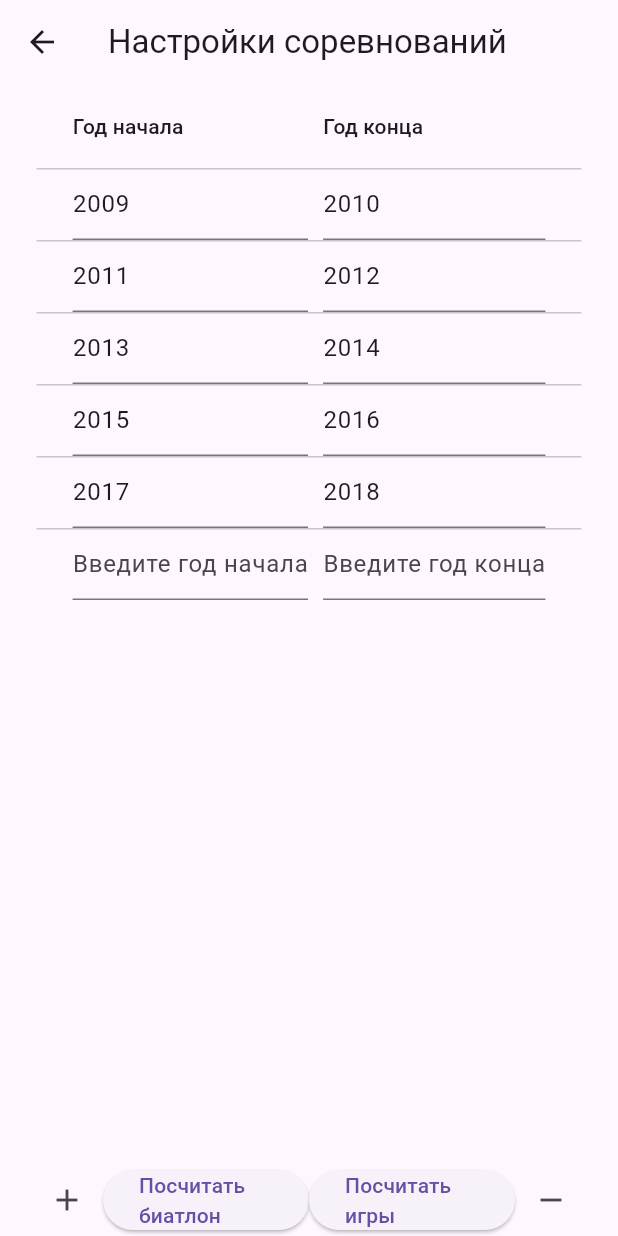
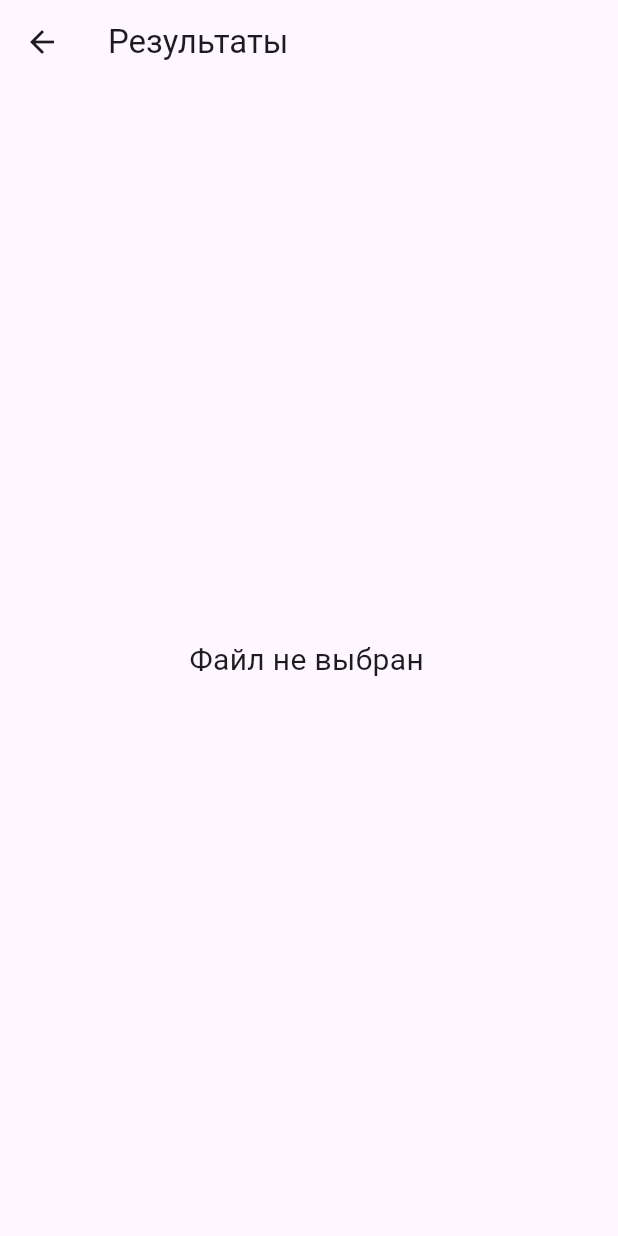
Before and after one commit to Xofty1/FlutterOlympicCounter, a Flutter app: the BiathlonScreen screen opened directly, after a tap on "Посчитать игры", on a phone screen of 412 x 824 dp. Run offline on Flutter 3.47's test engine with Material 3 defaults, Android fonts, the phone set to English and light mode, and no system bars; our stand-ins replace file_picker, get_it; missing offline and left inert: excel.

Commit message:
add result screen, need to add instructions

```diff
--- a/lib/domain/services/file_service.dart
+++ b/lib/domain/services/file_service.dart
@@ -31,11 +31,15 @@ class FileService {
     return null;
   }
 
-  Future<void> saveToExcelBiathlon(
+  Future<String> saveToExcelBiathlon(
       List<List<BiathlonParticipant>> groupedBiathlonists,
       List<List<int>> years) async {
     var excel = Excel.createExcel();
-    excel.delete('Sheet1');
+    String defaultSheet = excel.getDefaultSheet()!;
+    if (excel.sheets.containsKey(defaultSheet)) {
+      excel.sheets.remove(defaultSheet);
+    }
+
 
     for (int i = 0; i < groupedBiathlonists.length; i++) {
       String sheetName = "${years[i][0]}-${years[i][1]}";
@@ -76,8 +80,7 @@ class FileService {
     // Получаем директорию для сохранения файла
     final directory = await getExternalStorageDirectory();
     if (directory == null) {
-      print("Не удалось получить директорию для сохранения.");
-      return;
+      return "Не удалось получить директорию для сохранения.";
     }
 
     // Формируем путь к файлу
@@ -86,10 +89,10 @@ class FileService {
     // Сохраняем файл
     File file = File(filePath);
     await file.writeAsBytes(excel.encode()!);
-    print("Файл сохранен: $filePath");
+    return "Файл сохранен: $filePath";
   }
 
-  Future<void> saveToExcelOlympic(
+  Future<String> saveToExcelOlympic(
       List<List<OlympicParticipant>> groupedOlympic,
       List<List<int>> years) async {
     var excel = Excel.createExcel();
@@ -147,8 +150,7 @@ class FileService {
     // Позволяем пользователю выбрать директорию для сохранения
     final directory = await getExternalStorageDirectory();
     if (directory == null) {
-      print("Не удалось получить директорию для сохранения.");
-      return;
+      return "Не удалось получить директорию для сохранения.";
     }
 
     // Формируем путь к файлу
@@ -157,6 +159,6 @@ class FileService {
     // Сохраняем файл
     File file = File(filePath);
     await file.writeAsBytes(excel.encode()!);
-    print("Файл сохранен: $filePath");
+    return "Файл сохранен: $filePath";
   }
 }
--- a/lib/domain/services/olympic_games_service.dart
+++ b/lib/domain/services/olympic_games_service.dart
@@ -8,22 +8,24 @@ import '../models/OlympicParticipant.dart';
 
 
 class OlympicGamesService {
+  String message = '';
   final TimeService _timeService = getIt<TimeService>();
   List<List<OlympicParticipant>> groupedOlympics = [];
 
-  Future<bool> execute(List<List<int>> years) async {
+  Future<String> execute(List<List<int>> years) async {
     FileService fileService = FileService();
     Excel? excel = await fileService.pickAndGetExcel();
 
     if (excel == null) {
-      print("Файл не выбран.");
-      return false;
+      return "Файл не выбран";
+    }
+    bool isDataProcessed = await processExcelData(excel, years);
+    if (isDataProcessed) {
+      return await fileService.saveToExcelOlympic(groupedOlympics, years);
     }
 
-    bool isDataProcessed = await processExcelData(excel, years);
-    await fileService.saveToExcelOlympic(groupedOlympics, years);
 
-    return isDataProcessed;
+    return message;
   }
 
   Future<bool> processExcelData(Excel excel, List<List<int>> years) async {
--- /dev/null
+++ b/lib/presentation/result_screen.dart
@@ -0,0 +1,33 @@
+import 'package:flutter/material.dart';
+
+import 'package:flutter/material.dart';
+
+class ResultScreen extends StatefulWidget {
+  final String message;
+
+  const ResultScreen({super.key, required this.message});
+
+  @override
+  State<ResultScreen> createState() => _ResultScreenState();
+}
+
+class _ResultScreenState extends State<ResultScreen> {
+  @override
+  Widget build(BuildContext context) {
+    return Scaffold(
+      appBar: AppBar(
+        title: const Text('Результаты'),
+      ),
+      body: Center(
+        child: Padding(
+          padding: const EdgeInsets.all(16.0),
+          child: SelectableText(
+            widget.message,
+            style: const TextStyle(fontSize: 20),
+            textAlign: TextAlign.center, // Выравнивание по центру
+          ),
+        ),
+      ),
+    );
+  }
+}
--- a/lib/presentation/years_screen.dart
+++ b/lib/presentation/years_screen.dart
@@ -1,7 +1,7 @@
 import 'package:flutter/material.dart';
 import 'package:olympic_counter/domain/services/biathlon_service.dart';
 import 'package:olympic_counter/domain/services/olympic_games_service.dart';
-import 'package:olympic_counter/presentation/info_screen.dart';
+import 'package:olympic_counter/presentation/result_screen.dart';
 
 class BiathlonScreen extends StatefulWidget {
   const BiathlonScreen({super.key});
@@ -162,12 +162,13 @@ class _BiathlonScreenState extends State<BiathlonScreen> {
                     onPressed: () async {
                       _saveYears();
                       print("Года ${yearPairs}");
-                      bool result = await BiathlonService().execute(yearPairs);
-                      if (result) {
-                        print("Данные успешно обработаны.");
-                      } else {
-                        print("Ошибка при обработке данных.");
-                      }
+                      String resultMessage = await BiathlonService().execute(yearPairs);
+                      Navigator.push(
+                        context,
+                        MaterialPageRoute(
+                          builder: (context) => ResultScreen(message: resultMessage),
+                        ),
+                      );
                     },
                     child: const Text('Посчитать биатлон'),
                   ),
@@ -176,12 +177,13 @@ class _BiathlonScreenState extends State<BiathlonScreen> {
                   flex: 2,
                   child: ElevatedButton(
                     onPressed: () async {
-                      bool result = await OlympicGamesService().execute(yearPairs);
-                      if (result) {
-                        print("Данные успешно обработаны.");
-                      } else {
-                        print("Ошибка при обработке данных.");
-                      }
+                      String resultMessage = await OlympicGamesService().execute(yearPairs);
+                      Navigator.push(
+                        context,
+                        MaterialPageRoute(
+                          builder: (context) => ResultScreen(message: resultMessage),
+                        ),
+                      );
                     },
                     child: const Text('Посчитать игры'),
                   ),
```
Also changed, not shown: lib/domain/services/biathlon_service.dart (+8 -5 lines), lib/domain/services/time_service.dart (+12 -6 lines), pubspec.lock.
